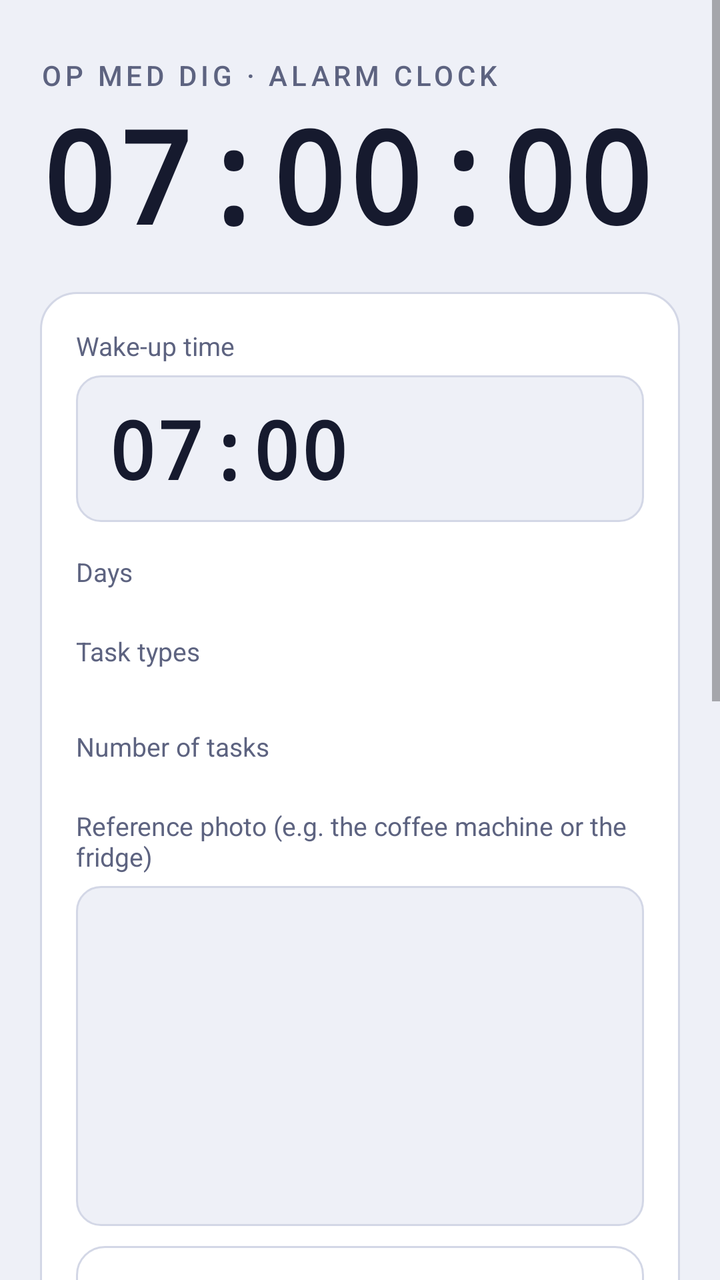
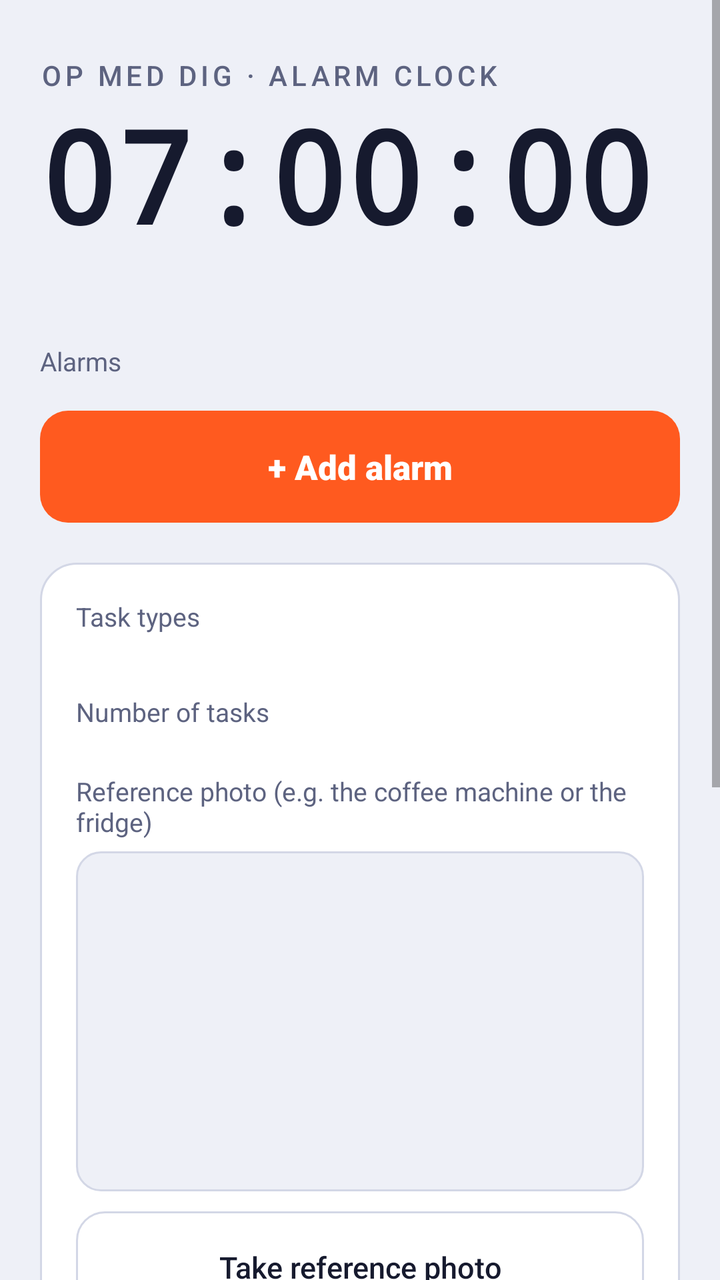

An Android layout rendered at two revisions. The XML below is the earlier revision; the diff shows what the commit changed to produce the second picture.
<!-- AndroidManifest.xml: application theme Theme.OpMedDig -->
<!-- res/layout/activity_main.xml -->
<?xml version="1.0" encoding="utf-8"?>
<ScrollView xmlns:android="http://schemas.android.com/apk/res/android"
    android:layout_width="match_parent"
    android:layout_height="match_parent"
    android:background="@color/bg"
    android:fillViewport="true">

    <LinearLayout
        android:layout_width="match_parent"
        android:layout_height="wrap_content"
        android:orientation="vertical"
        android:paddingStart="20dp"
        android:paddingTop="28dp"
        android:paddingEnd="20dp"
        android:paddingBottom="28dp">

        <TextView
            android:layout_width="wrap_content"
            android:layout_height="wrap_content"
            android:fontFamily="sans-serif-medium"
            android:letterSpacing="0.14"
            android:text="@string/header"
            android:textColor="@color/muted"
            android:textSize="14sp" />

        <TextView
            android:id="@+id/clock"
            android:layout_width="wrap_content"
            android:layout_height="wrap_content"
            android:layout_marginTop="6dp"
            android:layout_marginBottom="18dp"
            android:fontFamily="monospace"
            android:includeFontPadding="false"
            android:text="07:00:00"
            android:textColor="@color/fg"
            android:textSize="64sp"
            android:textStyle="bold" />

        <Button
            android:id="@+id/updateBtn"
            android:layout_width="match_parent"
            android:layout_height="wrap_content"
            android:layout_marginBottom="16dp"
            android:visibility="gone"
            android:text="@string/upd_title" />

        <LinearLayout
            android:layout_width="match_parent"
            android:layout_height="wrap_content"
            android:background="@drawable/bg_card"
            android:orientation="vertical"
            android:padding="18dp">

            <TextView style="@style/OMD.Label" android:layout_width="wrap_content" android:layout_height="wrap_content" android:text="@string/label_time" />

            <TextView
                android:id="@+id/timeText"
                android:layout_width="match_parent"
                android:layout_height="wrap_content"
                android:background="@drawable/bg_field"
                android:clickable="true"
                android:focusable="true"
                android:fontFamily="monospace"
                android:paddingStart="16dp"
                android:paddingTop="10dp"
                android:paddingEnd="16dp"
                android:paddingBottom="10dp"
                android:text="07:00"
                android:textColor="@color/fg"
                android:textSize="40sp"
                android:textStyle="bold" />

            <TextView style="@style/OMD.Label" android:layout_width="wrap_content" android:layout_height="wrap_content" android:layout_marginTop="16dp" android:text="@string/label_days" />

            <LinearLayout
                android:id="@+id/days"
                android:layout_width="match_parent"
                android:layout_height="wrap_content"
                android:orientation="horizontal" />

            <TextView style="@style/OMD.Label" android:layout_width="wrap_content" android:layout_height="wrap_content" android:layout_marginTop="16dp" android:text="@string/label_tasks" />

            <LinearLayout
                android:id="@+id/taskTypes1"
                android:layout_width="match_parent"
                android:layout_height="wrap_content"
                android:orientation="horizontal" />

            <LinearLayout
                android:id="@+id/taskTypes2"
                android:layout_width="match_parent"
                android:layout_height="wrap_content"
                android:layout_marginTop="8dp"
                android:orientation="horizontal" />

            <TextView style="@style/OMD.Label" android:layout_width="wrap_content" android:layout_height="wrap_content" android:layout_marginTop="16dp" android:text="@string/label_count" />

            <LinearLayout
                android:id="@+id/counts"
                android:layout_width="match_parent"
                android:layout_height="wrap_content"
                android:orientation="horizontal" />

            <TextView style="@style/OMD.Label" android:layout_width="wrap_content" android:layout_height="wrap_content" android:layout_marginTop="16dp" android:text="@string/label_ref" />

            <ImageView
                android:id="@+id/refImage"
                android:layout_width="match_parent"
                android:layout_height="170dp"
                android:background="@drawable/bg_field"
                android:scaleType="centerCrop" />

            <Button
                android:id="@+id/refBtn"
                style="@style/OMD.Button.Ghost"
                android:layout_width="match_parent"
                android:layout_height="wrap_content"
                android:layout_marginTop="10dp"
                android:text="@string/btn_ref" />

            <Button
                android:id="@+id/armBtn"
                android:layout_width="match_parent"
                android:layout_height="60dp"
                android:layout_marginTop="16dp"
                android:text="@string/btn_arm" />

            <TextView
                android:id="@+id/status"
                android:layout_width="match_parent"
                android:layout_height="wrap_content"
                android:layout_marginTop="12dp"
                android:textColor="@color/fg"
                android:textSize="16sp" />
        </LinearLayout>

        <Button
            android:id="@+id/testBtn"
            style="@style/OMD.Button.Ghost"
            android:layout_width="match_parent"
            android:layout_height="wrap_content"
            android:layout_marginTop="16dp"
            android:text="@string/btn_test" />

        <Button
            android:id="@+id/setupBtn"
            style="@style/OMD.Button.Ghost"
            android:layout_width="match_parent"
            android:layout_height="wrap_content"
            android:layout_marginTop="10dp"
            android:text="@string/btn_setup" />

        <TextView style="@style/OMD.Label" android:layout_width="wrap_content" android:layout_height="wrap_content" android:layout_marginTop="16dp" android:text="@string/label_language" />

        <LinearLayout
            android:layout_width="match_parent"
            android:layout_height="wrap_content"
            android:orientation="horizontal">

            <Button android:id="@+id/langDa" style="@style/OMD.Button.Ghost" android:layout_width="0dp" android:layout_height="wrap_content" android:layout_weight="1" android:layout_marginEnd="10dp" android:text="Dansk" />
            <Button android:id="@+id/langEn" style="@style/OMD.Button.Ghost" android:layout_width="0dp" android:layout_height="wrap_content" android:layout_weight="1" android:text="English" />
        </LinearLayout>

        <TextView
            android:layout_width="match_parent"
            android:layout_height="wrap_content"
            android:layout_marginTop="16dp"
            android:lineSpacingMultiplier="1.3"
            android:text="@string/note"
            android:textColor="@color/muted"
            android:textSize="14sp" />
    </LinearLayout>
</ScrollView>
<!-- resources referenced by this layout -->
<resources>
  <color name="bg">#EEF0F7</color>
  <color name="fg">#161A2E</color>
  <color name="muted">#5D6380</color>
  <!-- drawable bg_card (drawable) -->
  <shape xmlns:android="http://schemas.android.com/apk/res/android" android:shape="rectangle">
      <solid android:color="@color/card" />
      <stroke android:width="1dp" android:color="@color/line" />
      <corners android:radius="18dp" />
  </shape>
  <!-- drawable bg_field (drawable) -->
  <shape xmlns:android="http://schemas.android.com/apk/res/android" android:shape="rectangle">
      <solid android:color="@color/bg" />
      <stroke android:width="1dp" android:color="@color/line" />
      <corners android:radius="12dp" />
  </shape>
  <string name="btn_arm">Set alarm</string>
  <string name="btn_ref">Take reference photo</string>
  <string name="btn_setup">Good to know / checklist</string>
  <string name="btn_test">Test the alarm in 1 minute</string>
  <string name="header">OP MED DIG · ALARM CLOCK</string>
  <string name="label_count">Number of tasks</string>
  <string name="label_days">Days</string>
  <string name="label_language">Language</string>
  <string name="label_ref">Reference photo (e.g. the coffee machine or the fridge)</string>
  <string name="label_tasks">Task types</string>
  <string name="label_time">Wake-up time</string>
  <string name="note">The alarm rings on the chosen days, even when the phone is locked. It only stops once the tasks are done and you have taken a photo of the same spot as the reference photo.</string>
  <string name="upd_title">New version of Op Med Dig</string>
  <style name="OMD.Button.Ghost">
          <item name="android:background">@drawable/bg_button_ghost</item>
          <item name="android:textColor">@color/fg</item>
          <item name="android:fontFamily">sans-serif-medium</item>
          <item name="android:textSize">15sp</item>
      </style>
  <style name="OMD.Label" parent="android:Widget.TextView">
          <item name="android:textColor">@color/muted</item>
          <item name="android:textSize">13sp</item>
          <item name="android:layout_marginBottom">6dp</item>
      </style>
  <color name="card">#FFFFFF</color>
  <color name="line">#D3D7E6</color>
  <!-- drawable bg_button_ghost (drawable) -->
  <ripple xmlns:android="http://schemas.android.com/apk/res/android" android:color="@color/line">
      <item>
          <shape android:shape="rectangle">
              <solid android:color="@android:color/transparent" />
              <stroke android:width="1dp" android:color="@color/line" />
              <corners android:radius="14dp" />
          </shape>
      </item>
  </ripple>
  <color name="accent">#FF5A1F</color>
  <style name="OMD.Button" parent="Widget.AppCompat.Button">
          <item name="android:background">@drawable/bg_button</item>
          <item name="android:textColor">#FFFFFF</item>
          <item name="android:textAllCaps">false</item>
          <item name="android:fontFamily">sans-serif-black</item>
          <item name="android:textSize">17sp</item>
          <item name="android:minHeight">56dp</item>
          <item name="android:stateListAnimator">@null</item>
      </style>
  <!-- drawable bg_button (drawable) -->
  <ripple xmlns:android="http://schemas.android.com/apk/res/android" android:color="#33FFFFFF">
      <item>
          <shape android:shape="rectangle">
              <solid android:color="@color/accent" />
              <corners android:radius="14dp" />
          </shape>
      </item>
  </ripple>
  <!-- unchanged entries left out for length: 1 -->
</resources>

<!-- the commit's change to res/layout/activity_main.xml (unified diff, before → after) -->
@@ -28,13 +28,21 @@
             android:layout_width="wrap_content"
             android:layout_height="wrap_content"
             android:layout_marginTop="6dp"
-            android:layout_marginBottom="18dp"
             android:fontFamily="monospace"
             android:includeFontPadding="false"
             android:text="07:00:00"
             android:textColor="@color/fg"
             android:textSize="64sp"
             android:textStyle="bold" />
+
+        <TextView
+            android:id="@+id/status"
+            android:layout_width="match_parent"
+            android:layout_height="wrap_content"
+            android:layout_marginTop="6dp"
+            android:layout_marginBottom="16dp"
+            android:textColor="@color/fg"
+            android:textSize="16sp" />
 
         <Button
             android:id="@+id/updateBtn"
@@ -44,41 +52,32 @@
             android:visibility="gone"
             android:text="@string/upd_title" />
 
+        
+        <TextView style="@style/OMD.Label" android:layout_width="wrap_content" android:layout_height="wrap_content" android:text="@string/label_alarms" />
+
+        <LinearLayout
+            android:id="@+id/alarmList"
+            android:layout_width="match_parent"
+            android:layout_height="wrap_content"
+            android:orientation="vertical" />
+
+        <Button
+            android:id="@+id/addAlarmBtn"
+            android:layout_width="match_parent"
+            android:layout_height="56dp"
+            android:layout_marginTop="10dp"
+            android:text="@string/btn_add_alarm" />
+
+        
         <LinearLayout
             android:layout_width="match_parent"
             android:layout_height="wrap_content"
+            android:layout_marginTop="20dp"
             android:background="@drawable/bg_card"
             android:orientation="vertical"
             android:padding="18dp">
 
-            <TextView style="@style/OMD.Label" android:layout_width="wrap_content" android:layout_height="wrap_content" android:text="@string/label_time" />
-
-            <TextView
-                android:id="@+id/timeText"
-                android:layout_width="match_parent"
-                android:layout_height="wrap_content"
-                android:background="@drawable/bg_field"
-                android:clickable="true"
-                android:focusable="true"
-                android:fontFamily="monospace"
-                android:paddingStart="16dp"
-                android:paddingTop="10dp"
-                android:paddingEnd="16dp"
-                android:paddingBottom="10dp"
-                android:text="07:00"
-                android:textColor="@color/fg"
-                android:textSize="40sp"
-                android:textStyle="bold" />
-
-            <TextView style="@style/OMD.Label" android:layout_width="wrap_content" android:layout_height="wrap_content" android:layout_marginTop="16dp" android:text="@string/label_days" />
-
-            <LinearLayout
-                android:id="@+id/days"
-                android:layout_width="match_parent"
-                android:layout_height="wrap_content"
-                android:orientation="horizontal" />
-
-            <TextView style="@style/OMD.Label" android:layout_width="wrap_content" android:layout_height="wrap_content" android:layout_marginTop="16dp" android:text="@string/label_tasks" />
+            <TextView style="@style/OMD.Label" android:layout_width="wrap_content" android:layout_height="wrap_content" android:text="@string/label_tasks" />
 
             <LinearLayout
                 android:id="@+id/taskTypes1"
@@ -117,21 +116,6 @@
                 android:layout_height="wrap_content"
                 android:layout_marginTop="10dp"
                 android:text="@string/btn_ref" />
-
-            <Button
-                android:id="@+id/armBtn"
-                android:layout_width="match_parent"
-                android:layout_height="60dp"
-                android:layout_marginTop="16dp"
-                android:text="@string/btn_arm" />
-
-            <TextView
-                android:id="@+id/status"
-                android:layout_width="match_parent"
-                android:layout_height="wrap_content"
-                android:layout_marginTop="12dp"
-                android:textColor="@color/fg"
-                android:textSize="16sp" />
         </LinearLayout>
 
         <Button
<!-- resource entries referenced after the edit -->
@@ -15,17 +15,16 @@
       <stroke android:width="1dp" android:color="@color/line" />
       <corners android:radius="12dp" />
   </shape>
-  <string name="btn_arm">Set alarm</string>
+  <string name="btn_add_alarm">+ Add alarm</string>
   <string name="btn_ref">Take reference photo</string>
   <string name="btn_setup">Good to know / checklist</string>
   <string name="btn_test">Test the alarm in 1 minute</string>
   <string name="header">OP MED DIG · ALARM CLOCK</string>
+  <string name="label_alarms">Alarms</string>
   <string name="label_count">Number of tasks</string>
-  <string name="label_days">Days</string>
   <string name="label_language">Language</string>
   <string name="label_ref">Reference photo (e.g. the coffee machine or the fridge)</string>
   <string name="label_tasks">Task types</string>
-  <string name="label_time">Wake-up time</string>
   <string name="note">The alarm rings on the chosen days, even when the phone is locked. It only stops once the tasks are done and you have taken a photo of the same spot as the reference photo.</string>
   <string name="upd_title">New version of Op Med Dig</string>
   <style name="OMD.Button.Ghost">
